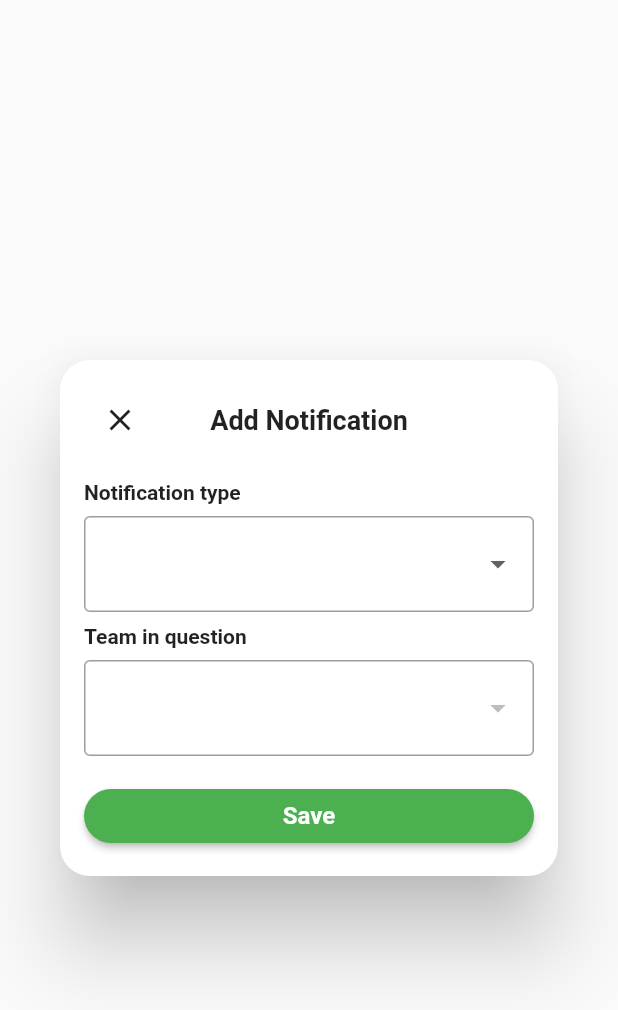
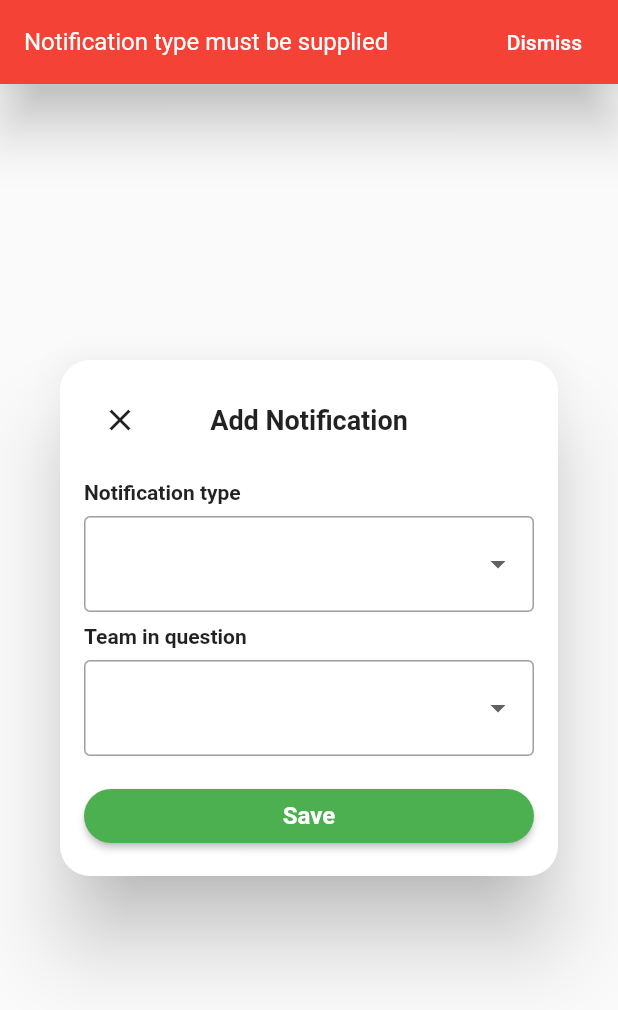
Before and after one commit to FraserNicholson/alamb_clock_app, a Flutter app: the NotificationPopup widget shown alone on an empty page, opened directly, after a tap on "Save", on a phone screen of 412 x 824 dp. Shown: the top 1010 px of the screen. Run offline on Flutter 3.47's test engine with Material 2 defaults, Android fonts, the phone set to English and light mode, and no system bars; drawn by our look-alikes of overlay_support.

Commit message:
Validate upon saving notification

```diff
--- a/lib/item_details_popup.dart
+++ b/lib/item_details_popup.dart
@@ -36,7 +36,7 @@ class ItemDetailsPopup extends StatelessWidget {
                           selectedNotificationType: '',
                           selectedTeam: '',
                           selectedWicketCount: null,
-                          teams: const [],
+                          teams: const ['Team1', 'Team2'],
                         );
                       },
                     );
--- a/lib/main.dart
+++ b/lib/main.dart
@@ -1,4 +1,5 @@
 import 'package:flutter/material.dart';
+import 'package:overlay_support/overlay_support.dart';
 import 'matches_page.dart';
 import 'notifications_page.dart';
 
@@ -11,7 +12,8 @@ class App extends StatelessWidget {
 
   @override
   Widget build(BuildContext context) {
-    return MaterialApp(
+    return OverlaySupport(
+        child: MaterialApp(
       title: 'Flutter App',
       theme: ThemeData(
         primarySwatch: Colors.blue,
@@ -21,7 +23,7 @@ class App extends StatelessWidget {
         '/matches': (context) => const MatchesPage(),
         '/notifications': (context) => const NotificationsPage(),
       },
-    );
+    ));
   }
 }
 
--- a/lib/set_notification_popup.dart
+++ b/lib/set_notification_popup.dart
@@ -1,4 +1,5 @@
 import 'package:flutter/material.dart';
+import 'package:overlay_support/overlay_support.dart';
 
 // ignore: must_be_immutable
 class NotificationPopup extends StatefulWidget {
@@ -128,7 +129,7 @@ class _NotificationPopupState extends State<NotificationPopup> {
         ),
         const SizedBox(height: 8.0),
         DropdownButtonFormField<String>(
-          value: widget.selectedTeam,
+          value: widget.selectedTeam == '' ? null : widget.selectedTeam,
           items: widget.teams
               .map(
                 (item) => DropdownMenuItem<String>(
@@ -183,7 +184,7 @@ class _NotificationPopupState extends State<NotificationPopup> {
   Widget _buildSaveButton(BuildContext context) {
     return ElevatedButton(
       onPressed: () {
-        // Handle save button click
+        _saveNotification();
       },
       style: ElevatedButton.styleFrom(
         backgroundColor: Colors.green,
@@ -200,4 +201,67 @@ class _NotificationPopupState extends State<NotificationPopup> {
       ),
     );
   }
+
+  void _saveNotification() {
+    var (notificationIsValid, errorMessage) = _validateNotification();
+
+    if (!notificationIsValid) {
+      _showErrorNotification(errorMessage);
+      return;
+    }
+
+    _showSuccessNotification('Notification successfully saved');
+    Navigator.pop(context);
+  }
+
+  (bool, String) _validateNotification() {
+    if (widget.selectedNotificationType == '') {
+      return (false, 'Notification type must be supplied');
+    }
+
+    if (widget.selectedTeam == '') {
+      return (false, 'Team in question must be supplied');
+    }
+
+    if (widget.selectedNotificationType == 'Wicket Count' &&
+        widget.selectedWicketCount == null) {
+      return (
+        false,
+        'Wicket count must be supplied when notification type is wicket count'
+      );
+    }
+
+    return (true, '');
+  }
+
+  void _showErrorNotification(String text) {
+    showSimpleNotification(
+      Text(text),
+      background: Colors.red,
+      duration: const Duration(seconds: 4),
+      trailing: Builder(builder: (context) {
+        return TextButton(
+            style: TextButton.styleFrom(foregroundColor: Colors.white),
+            onPressed: () {
+              OverlaySupportEntry.of(context)?.dismiss();
+            },
+            child: const Text('Dismiss'));
+      }),
+    );
+  }
+
+  void _showSuccessNotification(String text) {
+    showSimpleNotification(
+      Text(text),
+      background: Colors.green,
+      trailing: Builder(builder: (context) {
+        return TextButton(
+            style: TextButton.styleFrom(foregroundColor: Colors.white),
+            onPressed: () {
+              OverlaySupportEntry.of(context)?.dismiss();
+            },
+            child: const Text('Dismiss'));
+      }),
+    );
+  }
 }
--- a/pubspec.yaml
+++ b/pubspec.yaml
@@ -35,6 +35,7 @@ dependencies:
   # The following adds the Cupertino Icons font to your application.
   # Use with the CupertinoIcons class for iOS style icons.
   cupertino_icons: ^1.0.2
+  overlay_support: ^2.1.0
 
 dev_dependencies:
   flutter_test:
```
